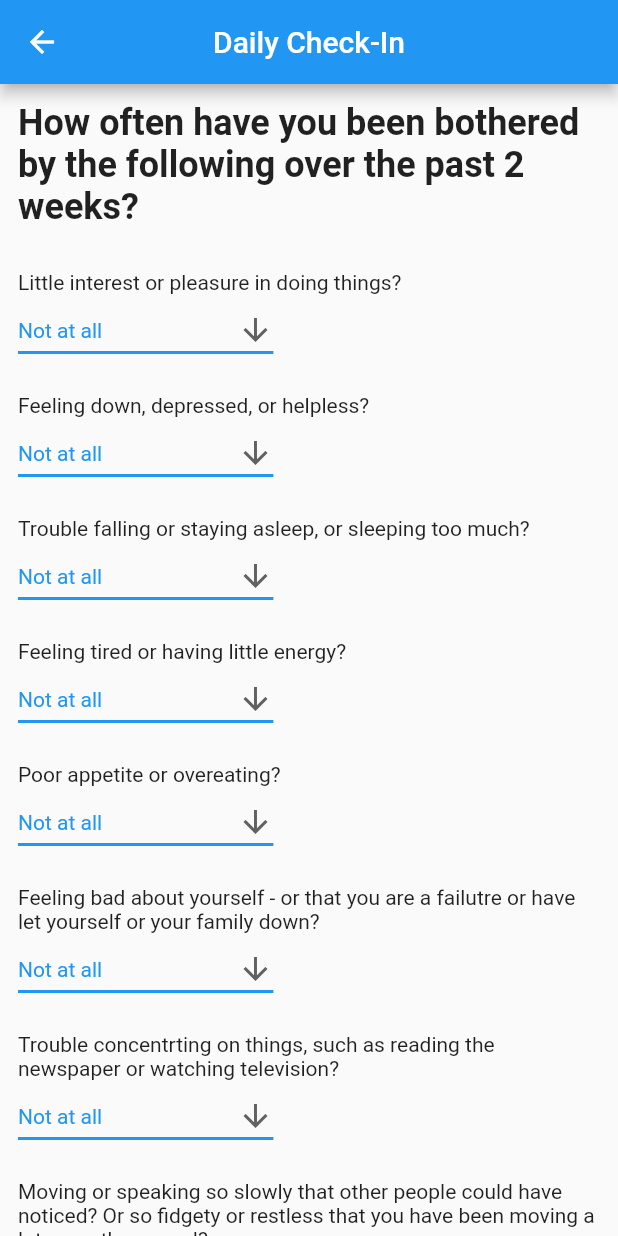
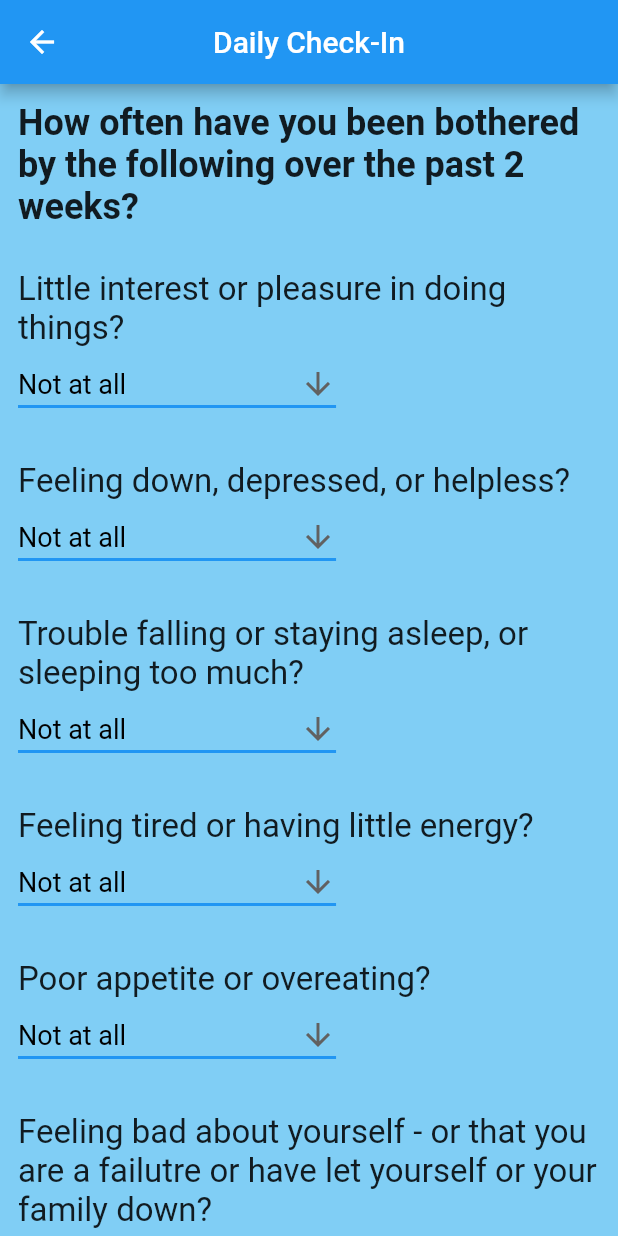
Before and after one commit to Rene-A/Self_Get_Well, a Flutter app: the CheckInPage screen opened directly, on a phone screen of 412 x 824 dp. Run offline on Flutter 3.47's test engine with Material 2 defaults, Android fonts, the phone set to English and light mode, and no system bars; our stand-ins replace charts_flutter, sqflite; missing offline and left inert: flutter_phone_direct_caller; accounts and stored records are empty.

Commit message:
Update style of form

```diff
--- a/lib/views/daily_check_in.dart
+++ b/lib/views/daily_check_in.dart
@@ -40,6 +40,7 @@ class CheckInPageState extends State<CheckInPage> {
   @override
   Widget build(BuildContext context) {
     return Scaffold(
+      backgroundColor: Color(0xFF80CEF5),
       appBar: AppBar(
         centerTitle: true,
         title: Text(Constants.checkInName),
@@ -66,13 +67,19 @@ class CheckInPageState extends State<CheckInPage> {
                     ),
                     Text(
                       'Little interest or pleasure in doing things?',
+                      style: TextStyle(
+                        fontSize: 22,
+                      ),
                     ),
                     DropdownButton<String>(
                       value: dropdownValues[0],
                       icon: Icon(Icons.arrow_downward),
                       iconSize: 24,
                       elevation: 16,
-                      style: TextStyle(color: Colors.blue),
+                      style: TextStyle(
+                        color: Colors.black,
+                        fontSize: 18,
+                      ),
                       underline: Container(
                         height: 2,
                         color: Colors.blue,
@@ -85,17 +92,23 @@ class CheckInPageState extends State<CheckInPage> {
                       items: dropdownOptions,
                     ),
                     SizedBox(
-                      height: 18,
+                      height: 28,
                     ),
                     Text(
                       'Feeling down, depressed, or helpless?',
+                      style: TextStyle(
+                        fontSize: 22,
+                      ),
                     ),
                     DropdownButton<String>(
                       value: dropdownValues[1],
                       icon: Icon(Icons.arrow_downward),
                       iconSize: 24,
                       elevation: 16,
-                      style: TextStyle(color: Colors.blue),
+                      style: TextStyle(
+                        color: Colors.black,
+                        fontSize: 18,
+                      ),
                       underline: Container(
                         height: 2,
                         color: Colors.blue,
@@ -108,17 +121,23 @@ class CheckInPageState extends State<CheckInPage> {
                       items: dropdownOptions,
                     ),
                     SizedBox(
-                      height: 18,
+                      height: 28,
                     ),
                     Text(
                       'Trouble falling or staying asleep, or sleeping too much?',
+                      style: TextStyle(
+                        fontSize: 22,
+                      ),
                     ),
                     DropdownButton<String>(
                       value: dropdownValues[2],
                       icon: Icon(Icons.arrow_downward),
                       iconSize: 24,
                       elevation: 16,
-                      style: TextStyle(color: Colors.blue),
+                      style: TextStyle(
+                        color: Colors.black,
+                        fontSize: 18,
+                      ),
                       underline: Container(
                         height: 2,
                         color: Colors.blue,
@@ -131,17 +150,23 @@ class CheckInPageState extends State<CheckInPage> {
                       items: dropdownOptions,
                     ),
                     SizedBox(
-                      height: 18,
+                      height: 28,
                     ),
                     Text(
                       'Feeling tired or having little energy?',
+                      style: TextStyle(
+                        fontSize: 22,
+                      ),
                     ),
                     DropdownButton<String>(
                       value: dropdownValues[3],
                       icon: Icon(Icons.arrow_downward),
                       iconSize: 24,
                       elevation: 16,
-                      style: TextStyle(color: Colors.blue),
+                      style: TextStyle(
+                        color: Colors.black,
+                        fontSize: 18,
+                      ),
                       underline: Container(
                         height: 2,
                         color: Colors.blue,
@@ -154,17 +179,23 @@ class CheckInPageState extends State<CheckInPage> {
                       items: dropdownOptions,
                     ),
                     SizedBox(
-                      height: 18,
+                      height: 28,
                     ),
                     Text(
                       'Poor appetite or overeating?',
+                      style: TextStyle(
+                        fontSize: 22,
+                      ),
                     ),
                     DropdownButton<String>(
                       value: dropdownValues[4],
                       icon: Icon(Icons.arrow_downward),
                       iconSize: 24,
                       elevation: 16,
-                      style: TextStyle(color: Colors.blue),
+                      style: TextStyle(
+                        color: Colors.black,
+                        fontSize: 18,
+                      ),
                       underline: Container(
                         height: 2,
                         color: Colors.blue,
@@ -177,17 +208,23 @@ class CheckInPageState extends State<CheckInPage> {
                       items: dropdownOptions,
                     ),
                     SizedBox(
-                      height: 18,
+                      height: 28,
                     ),
                     Text(
                       'Feeling bad about yourself - or that you are a failutre or have let yourself or your family down?',
+                      style: TextStyle(
+                        fontSize: 22,
+                      ),
                     ),
                     DropdownButton<String>(
                       value: dropdownValues[5],
                       icon: Icon(Icons.arrow_downward),
                       iconSize: 24,
                       elevation: 16,
-                      style: TextStyle(color: Colors.blue),
+                      style: TextStyle(
+                        color: Colors.black,
+                        fontSize: 18,
+                      ),
                       underline: Container(
                         height: 2,
                         color: Colors.blue,
@@ -200,17 +237,23 @@ class CheckInPageState extends State<CheckInPage> {
                       items: dropdownOptions,
                     ),
                     SizedBox(
-                      height: 18,
+                      height: 28,
                     ),
                     Text(
                       'Trouble concentrting on things, such as reading the newspaper or watching television?',
+                      style: TextStyle(
+                        fontSize: 22,
+                      ),
                     ),
                     DropdownButton<String>(
                       value: dropdownValues[6],
                       icon: Icon(Icons.arrow_downward),
                       iconSize: 24,
                       elevation: 16,
-                      style: TextStyle(color: Colors.blue),
+                      style: TextStyle(
+                        color: Colors.black,
+                        fontSize: 18,
+                      ),
                       underline: Container(
                         height: 2,
                         color: Colors.blue,
@@ -223,17 +266,23 @@ class CheckInPageState extends State<CheckInPage> {
                       items: dropdownOptions,
                     ),
                     SizedBox(
-                      height: 18,
+                      height: 28,
                     ),
                     Text(
                       'Moving or speaking so slowly that other people could have noticed? Or so fidgety or restless that you have been moving a lot more than usual?',
+                      style: TextStyle(
+                        fontSize: 22,
+                      ),
                     ),
                     DropdownButton<String>(
                       value: dropdownValues[7],
                       icon: Icon(Icons.arrow_downward),
                       iconSize: 24,
                       elevation: 16,
-                      style: TextStyle(color: Colors.blue),
+                      style: TextStyle(
+                        color: Colors.black,
+                        fontSize: 18,
+                      ),
                       underline: Container(
                         height: 2,
                         color: Colors.blue,
@@ -246,17 +295,23 @@ class CheckInPageState extends State<CheckInPage> {
                       items: dropdownOptions,
                     ),
                     SizedBox(
-                      height: 18,
+                      height: 28,
                     ),
                     Text(
                       'Thoughts that you would be better off dead, or thoughts of hurting yourself in some way?',
+                      style: TextStyle(
+                        fontSize: 22,
+                      ),
                     ),
                     DropdownButton<String>(
                       value: dropdownValues[8],
                       icon: Icon(Icons.arrow_downward),
                       iconSize: 24,
                       elevation: 16,
-                      style: TextStyle(color: Colors.blue),
+                      style: TextStyle(
+                        color: Colors.black,
+                        fontSize: 18,
+                      ),
                       underline: Container(
                         height: 2,
                         color: Colors.blue,
@@ -275,6 +330,9 @@ class CheckInPageState extends State<CheckInPage> {
                       mainAxisAlignment: MainAxisAlignment.center,
                       children: [
                         RaisedButton(
+                          color: Color(0xFF007CFF),
+                          textColor: Color(0xFFFFFFFF),
+                          splashColor: Color(0xFF44A6FF),
                           onPressed: () {
                             Navigator.of(context).pop();
                           },
@@ -284,6 +342,9 @@ class CheckInPageState extends State<CheckInPage> {
                           width: 100,
                         ),
                         RaisedButton(
+                          color: Color(0xFF007CFF),
+                          textColor: Color(0xFFFFFFFF),
+                          splashColor: Color(0xFF44A6FF),
                           onPressed: () async {
                             var sum = 0;
                             for (int i = 0; i < dropdownValues.length; i++) {
```
